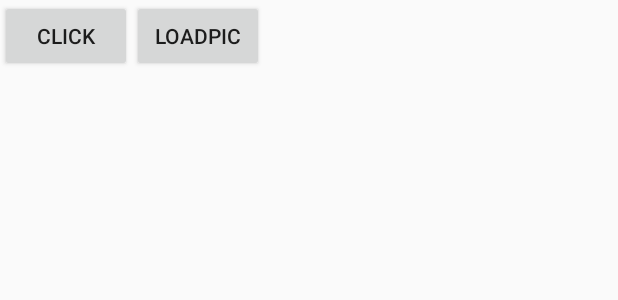
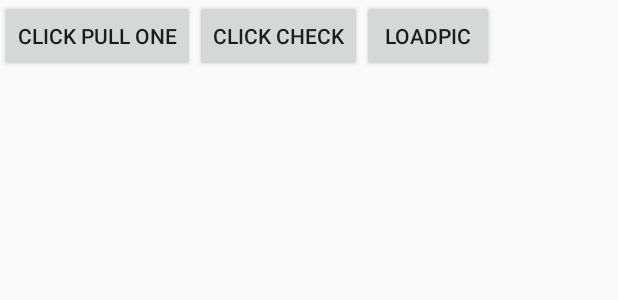
Before and after one commit to likkka/rxjava-retrofit-download-demo, an Android app: the layout activity_main.xml on its own in the app's theme, with its tools: preview values and no code run, on a phone screen of 412 x 824 dp. Shown: the top 300 px of the screen. Run offline under Robolectric (Android 15) with nearby library versions, the phone set to English and light mode, and no system bars.

Commit message:
fix potentionl asynchronous bug

```diff
--- a/app/src/main/java/com/example/rio/icontools/icontools/controller/IconEventController.java
+++ b/app/src/main/java/com/example/rio/icontools/icontools/controller/IconEventController.java
@@ -147,6 +147,7 @@ public class IconEventController implements IconBo{
     Func1<List<String>, String> strs2whereQueryStr = new Func1<List<String>, String>() {
         @Override
         public String call(List<String> strings) {
+            strings.add("com.tencent.mm");// 和server 模拟数据
             JsonObject wrapper0 = new JsonObject();
             JsonObject wrapper1 = new JsonObject();
             JsonArray ja = new JsonArray();
--- a/app/src/main/java/com/example/rio/icontools/icontools/utils/IconUtils.java
+++ b/app/src/main/java/com/example/rio/icontools/icontools/utils/IconUtils.java
@@ -40,6 +40,7 @@ public class IconUtils {
     }
     public static void saveBitmap(int type, String name, InputStream inputStream) {
         File f = new File("/sdcard/" + name + ".png");
+        synchronized (IconUtils.class) {
             if (f.exists()) {
                 f.delete();
             } else {
@@ -47,6 +48,7 @@ public class IconUtils {
                     f.createNewFile();
                 } catch (IOException e) {
                     e.printStackTrace();
+                }
             }
         }
         try {
--- a/app/src/main/res/layout/activity_main.xml
+++ b/app/src/main/res/layout/activity_main.xml
@@ -4,7 +4,12 @@
     android:layout_height="match_parent">
     <Button
         android:id="@+id/button"
-        android:text="click"
+        android:text="click pull one"
+        android:layout_width="wrap_content"
+        android:layout_height="wrap_content" />
+    <Button
+        android:id="@+id/button_check"
+        android:text="click check"
         android:layout_width="wrap_content"
         android:layout_height="wrap_content" />
     <Button
```
Also changed, not shown: app/src/main/java/com/example/rio/icontools/icontools/controller/MainActivity.java (+10 -0 lines). Lines whose indentation alone changed are shown as unchanged.
